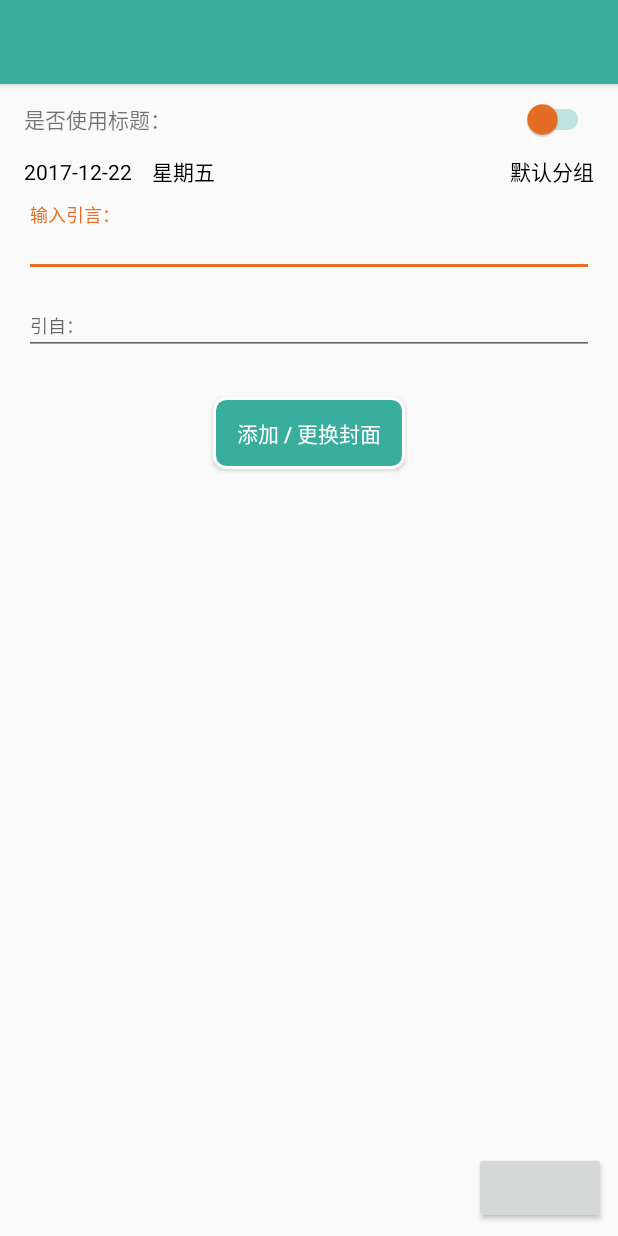
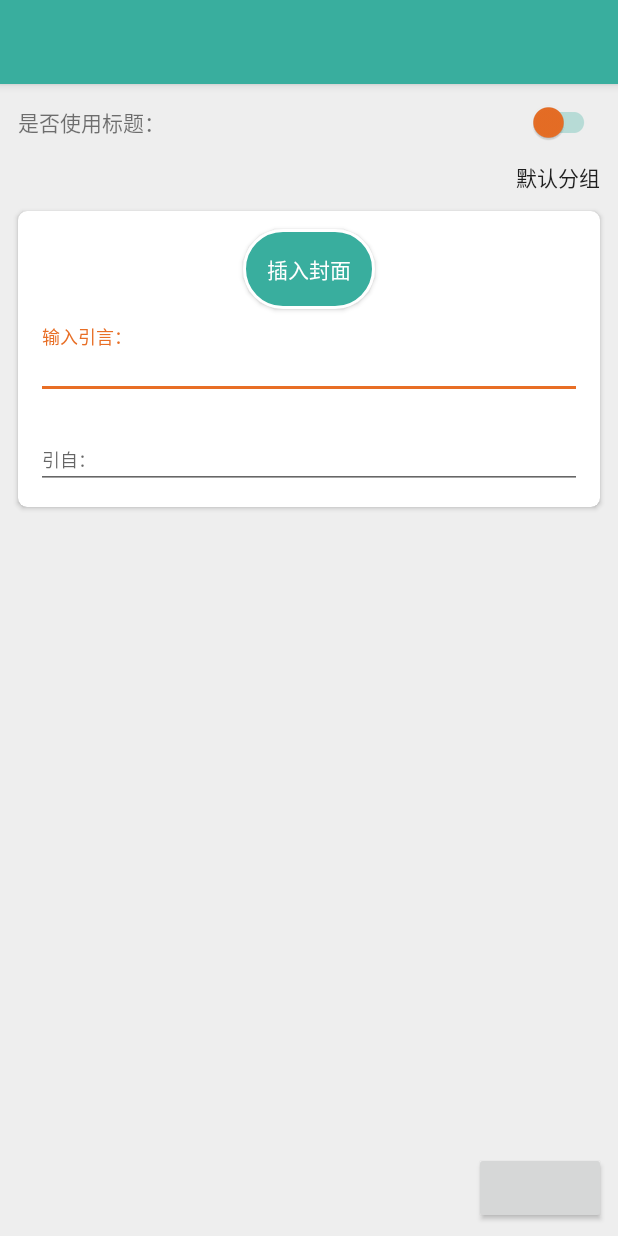
Before and after one commit to Blaky-C/HeroNote, an Android app: the layout activity_edit.xml on its own in the app's theme, with its tools: preview values and no code run, on a phone screen of 412 x 824 dp. Run offline under Robolectric (Android 15) with nearby library versions, the phone set to English and light mode, and no system bars; plain views replace BoomMenuButton.

Commit message:
UI fix mostly in EditA

```diff
--- a/app/src/main/java/com/example/heronote/activity/DetailActivity.java
+++ b/app/src/main/java/com/example/heronote/activity/DetailActivity.java
@@ -30,7 +30,7 @@ public class DetailActivity extends BaseActivity {
 
     @Override
     public boolean onCreateOptionsMenu(Menu menu) {
-        getMenuInflater().inflate(R.menu.detail_menu, menu);
+        getMenuInflater().inflate(R.menu.toolbar_detail, menu);
         return true;
     }
 
@@ -183,8 +183,8 @@ public class DetailActivity extends BaseActivity {
 //            getWindow().setStatusBarColor(Color.TRANSPARENT);
 //        }
 //
-//        toolbar = (Toolbar)findViewById(R.id.toolbar);
-//        setSupportActionBar(toolbar);
+//        toolbar_main = (Toolbar)findViewById(R.id.toolbar_main);
+//        setSupportActionBar(toolbar_main);
 //        actionBar = getSupportActionBar();
 //        if (actionBar!=null){
 //            actionBar.setDisplayHomeAsUpEnabled(true);
--- a/app/src/main/java/com/example/heronote/activity/MainActivity.java
+++ b/app/src/main/java/com/example/heronote/activity/MainActivity.java
@@ -64,7 +64,7 @@ public class MainActivity extends BaseActivity implements NavigationView.OnNavig
 
     @Override
     public boolean onCreateOptionsMenu(Menu menu) {
-        getMenuInflater().inflate(R.menu.toolbar, menu);
+        getMenuInflater().inflate(R.menu.toolbar_main, menu);
         return true;
     }
 
--- a/app/src/main/java/com/example/heronote/bean/Note.java
+++ b/app/src/main/java/com/example/heronote/bean/Note.java
@@ -2,6 +2,8 @@ package com.example.heronote.bean;
 
 import android.os.Parcel;
 import android.os.Parcelable;
+
+import com.example.heronote.util.Utils;
 
 import java.text.SimpleDateFormat;
 import java.util.Date;
@@ -130,6 +132,6 @@ public class Note implements Parcelable {
     };
 
     public String formatDate(String pattern) {
-        return new SimpleDateFormat(pattern).format(new Date(timeMillis));
+        return Utils.formatDate(new Date(timeMillis), pattern);
     }
 }
--- a/app/src/main/res/layout/activity_detail.xml
+++ b/app/src/main/res/layout/activity_detail.xml
@@ -29,13 +29,13 @@
         <android.support.v4.widget.NestedScrollView
             android:layout_width="match_parent"
             android:layout_height="match_parent"
-            android:layout_margin="6dp"
             app:layout_behavior="@string/appbar_scrolling_view_behavior">
 
             <LinearLayout
                 android:orientation="vertical"
                 android:layout_width="match_parent"
-                android:layout_height="match_parent">
+                android:layout_height="match_parent"
+                android:padding="6dp">
 
                 <TextView
                     android:id="@+id/time"
@@ -124,7 +124,7 @@
                     android:id="@+id/content"
                     android:layout_width="match_parent"
                     android:layout_height="wrap_content"
-                    android:layout_margin="10dp"
+                    android:layout_margin="6dp"
                     android:textSize="16sp"
                     android:textColor="@color/textPrimary"
                     android:background="@color/grey_100"/>
--- a/app/src/main/res/layout/activity_edit.xml
+++ b/app/src/main/res/layout/activity_edit.xml
@@ -21,13 +21,24 @@
             <android.support.v7.widget.Toolbar
                 android:id="@+id/toolbar"
                 android:layout_width="match_parent"
-                android:layout_height="?attr/actionBarSize" />
+                android:layout_height="?attr/actionBarSize">
+
+                <TextView
+                    android:id="@+id/toolbar_label"
+                    android:layout_width="wrap_content"
+                    android:layout_height="wrap_content"
+                    android:layout_gravity="center"
+                    android:textSize="20sp"
+                    android:textColor="@color/textPrimaryInDark" />
+
+            </android.support.v7.widget.Toolbar>
 
         </android.support.design.widget.AppBarLayout>
 
         <android.support.v4.widget.NestedScrollView
             android:layout_width="match_parent"
             android:layout_height="match_parent"
+            android:background="@color/grey2"
             app:layout_behavior="@string/appbar_scrolling_view_behavior">
 
             <include layout="@layout/content_new" />
--- a/app/src/main/res/layout/content_new.xml
+++ b/app/src/main/res/layout/content_new.xml
@@ -4,43 +4,41 @@
     android:id="@+id/content_new"
     android:layout_width="match_parent"
     android:layout_height="match_parent"
-    android:orientation="vertical">
+    android:orientation="vertical"
+    android:padding="6dp">
 
-    <LinearLayout
+    <RelativeLayout
         android:layout_width="match_parent"
         android:layout_height="wrap_content"
-        android:layout_marginTop="10dp"
-        android:layout_marginLeft="16dp"
-        android:layout_marginRight="16dp"
-        android:orientation="horizontal">
+        android:layout_margin="6dp">
 
         <TextView
-            android:layout_width="0dp"
+            android:layout_width="wrap_content"
             android:layout_height="wrap_content"
-            android:layout_weight="1"
+            android:layout_centerVertical="true"
             android:text="是否使用标题："/>
 
         <android.support.v7.widget.SwitchCompat
             android:id="@+id/switch_compat"
             android:layout_width="wrap_content"
             android:layout_height="wrap_content"
+            android:layout_alignParentEnd="true"
             android:typeface="normal"
             android:theme="@style/mySwitch"
             android:switchMinWidth="40dp"
             android:switchPadding="10dp"  />
 
-    </LinearLayout>
+    </RelativeLayout>
 
     <EditText
         android:id="@+id/et_new_title"
         android:layout_width="match_parent"
         android:layout_height="wrap_content"
+        android:layout_margin="6dp"
         android:background="@null"
         android:hint="请输入标题"
         android:textSize="18sp"
-        android:textColor="#000000"
-        android:layout_marginLeft="16dp"
-        android:layout_marginRight="16dp"
+        android:textColor="@color/textPrimary"
         android:layout_marginTop="12dp"
         android:layout_marginBottom="8dp"
         android:visibility="gone" />
@@ -48,86 +46,49 @@
     <RelativeLayout
         android:layout_width="match_parent"
         android:layout_height="wrap_content"
-        android:layout_marginTop="10dp"
-        android:layout_marginLeft="16dp"
-        android:layout_marginRight="16dp">
+        android:layout_margin="6dp">
 
         <TextView
             android:id="@+id/tv_new_time"
             android:layout_width="wrap_content"
             android:layout_height="wrap_content"
-            android:text="2017-12-22    星期五"
             android:textSize="14sp"
-            android:textColor="#000000"
-            android:layout_alignParentLeft="true"/>
+            android:textColor="@color/textPrimary" />
 
         <TextView
             android:id="@+id/tv_new_group"
             android:layout_width="wrap_content"
             android:layout_height="wrap_content"
+            android:layout_alignParentEnd="true"
             android:text="默认分组"
             android:textSize="14sp"
-            android:textColor="#000000"
-            android:layout_alignParentRight="true"/>
+            android:textColor="@color/textPrimary"/>
+
     </RelativeLayout>
 
-    <android.support.design.widget.TextInputLayout
+    <android.support.v7.widget.CardView
+        android:id="@+id/cover_card"
         android:layout_width="match_parent"
         android:layout_height="wrap_content"
-        android:layout_marginLeft="16dp"
-        android:layout_marginRight="16dp"
-        android:layout_marginTop="12dp" >
+        android:layout_margin="6dp"
+        app:cardCornerRadius="6dp">
 
-        <android.support.design.widget.TextInputEditText
-            android:id="@+id/quote"
+        <LinearLayout
+            android:orientation="vertical"
             android:layout_width="match_parent"
-            android:layout_height="wrap_content"
-            android:hint="输入引言："
-            android:inputType="text"
-            android:textSize="12sp"
-            android:textColor="#000000"/>
-
-    </android.support.design.widget.TextInputLayout>
-
-    <android.support.design.widget.TextInputLayout
-        android:layout_width="match_parent"
-        android:layout_height="wrap_content"
-        android:layout_marginLeft="16dp"
-        android:layout_marginRight="16dp"
-        android:layout_marginTop="4dp" >
-
-        <android.support.design.widget.TextInputEditText
-            android:id="@+id/quote_from"
-            android:layout_width="match_parent"
-            android:layout_height="wrap_content"
-            android:hint="引自："
-            android:inputType="text"
-            android:textSize="12sp"
-            android:textColor="#000000"/>
-
-    </android.support.design.widget.TextInputLayout>
-
-    <com.example.heronote.view.MyRichTextEditor
-        android:id="@+id/et_new_content"
-        android:layout_width="match_parent"
-        android:layout_height="match_parent"
-        android:textSize="16sp"
-        android:textColor="@color/textPrimary"/>
+            android:layout_height="wrap_content">
 
             <com.example.heronote.view.StateButton
-        android:id="@+id/add_cover_pic"
+                android:id="@+id/cover_add_button"
                 android:layout_width="wrap_content"
                 android:layout_height="wrap_content"
-
-        android:layout_marginTop="8dp"
-        android:layout_marginBottom="12dp"
-        android:paddingLeft="16dp"
-        android:paddingRight="16dp"
                 android:layout_gravity="center_horizontal"
-        android:text="添加 / 更换封面"
+                android:layout_margin="12dp"
+                android:padding="16dp"
+                android:text="插入封面"
 
                 app:radius="8dp"
-        app:round="false"
+                app:round="true"
                 app:animationDuration="200"
 
                 app:normalStrokeWidth="2dp"
@@ -142,20 +103,57 @@
                 app:normalBackgroundColor="@color/colorPrimaryDark"
                 app:pressedBackgroundColor="@color/colorPrimaryDark" />
 
-    <android.support.v7.widget.CardView
-        android:layout_width="match_parent"
-        android:layout_height="wrap_content"
-        android:layout_margin="12dp"
-        app:cardCornerRadius="6dp"
-        app:cardElevation="6dp">
-
             <ImageView
                 android:id="@+id/cover_pic"
                 android:layout_width="match_parent"
                 android:layout_height="wrap_content"
+                android:layout_marginBottom="12dp"
                 android:adjustViewBounds="true"
                 android:visibility="gone" />
 
+            <android.support.design.widget.TextInputLayout
+                android:layout_width="match_parent"
+                android:layout_height="wrap_content"
+                android:layout_marginStart="12dp"
+                android:layout_marginEnd="12dp">
+
+                <android.support.design.widget.TextInputEditText
+                    android:id="@+id/quote"
+                    android:layout_width="match_parent"
+                    android:layout_height="wrap_content"
+                    android:hint="输入引言："
+                    android:inputType="text"
+                    android:textSize="12sp"
+                    android:textColor="@color/textPrimary" />
+
+            </android.support.design.widget.TextInputLayout>
+
+            <android.support.design.widget.TextInputLayout
+                android:layout_width="match_parent"
+                android:layout_height="wrap_content"
+                android:layout_margin="12dp" >
+
+                <android.support.design.widget.TextInputEditText
+                    android:id="@+id/quote_from"
+                    android:layout_width="match_parent"
+                    android:layout_height="wrap_content"
+                    android:hint="引自："
+                    android:inputType="text"
+                    android:textSize="12sp"
+                    android:textColor="@color/textPrimary" />
+
+            </android.support.design.widget.TextInputLayout>
+
+        </LinearLayout>
+
     </android.support.v7.widget.CardView>
 
+    <com.example.heronote.view.MyRichTextEditor
+        android:id="@+id/et_new_content"
+        android:layout_width="match_parent"
+        android:layout_height="match_parent"
+        android:layout_margin="6dp"
+        android:textSize="16sp"
+        android:textColor="@color/textPrimary"/>
+
 </LinearLayout>
--- a/app/src/main/res/layout/fragment_1.xml
+++ b/app/src/main/res/layout/fragment_1.xml
@@ -15,7 +15,6 @@
     <android.support.v7.widget.RecyclerView
         android:id="@+id/recycler_view"
         android:layout_width="match_parent"
-        android:layout_height="match_parent"
-        android:padding="4dp" />
+        android:layout_height="match_parent" />
 
 </android.support.v4.widget.SwipeRefreshLayout>
--- a/app/src/main/res/layout/nav_header.xml
+++ b/app/src/main/res/layout/nav_header.xml
@@ -11,7 +11,7 @@
         android:layout_width="120dp"
         android:layout_height="96dp"
         android:layout_marginTop="4dp"
-        android:layout_alignParentRight="true"
+        android:layout_alignParentEnd="true"
         android:layout_marginBottom="8dp"
         android:scaleType="fitEnd" />
 
```
Also changed, not shown: app/src/main/java/com/example/heronote/activity/EditActivity.java (+50 -64 lines), app/src/main/java/com/example/heronote/adapter/NoteBriefAdapter.java (+18 -10 lines), app/src/main/java/com/example/heronote/base/BaseActivity.java (+31 -6 lines), app/src/main/java/com/example/heronote/util/Utils.java (+7 -0 lines), app/src/main/res/layout/note_brief.xml (deleted, +0 -135 lines), app/src/main/res/layout/note_brief_card.xml (added, +158 -0 lines), app/src/main/res/menu/toolbar_edit.xml (renamed from app/src/main/res/menu/edit_menu.xml, +5 -5 lines), app/src/main/res/menu/toolbar_detail.xml (renamed from app/src/main/res/menu/detail_menu.xml), app/src/main/res/menu/toolbar_main.xml (renamed from app/src/main/res/menu/toolbar.xml). Lines whose indentation alone changed are shown as unchanged.
